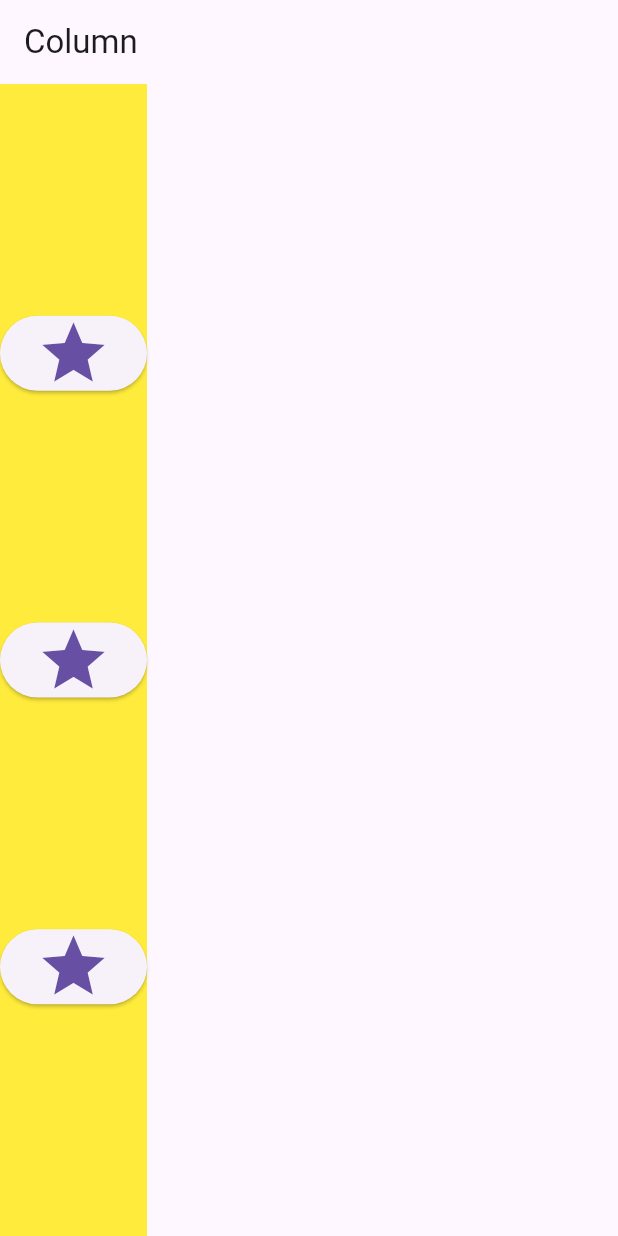
After one commit to sachi-tmg/blogger_app, a Flutter app: the screen it shows after launch, on a phone screen of 412 x 824 dp. The commit adds this screen. Run offline on Flutter 3.47's test engine with Material 3 defaults, Android fonts, the phone set to English and light mode, and no system bars.

Commit message:
classDec1

```diff
--- a/lib/app.dart
+++ b/lib/app.dart
@@ -1,4 +1,5 @@
 import 'package:blogger_app/view/arithmetic_view.dart';
+import 'package:blogger_app/view/column_view.dart';
 import 'package:blogger_app/view/first_view.dart';
 import 'package:flutter/material.dart';
 
@@ -10,7 +11,7 @@ class MyApp extends StatelessWidget {
     return const MaterialApp(
       debugShowCheckedModeBanner: false,
       // home: FirstView(),
-      home: ArithmeticView(),
+      home: ColumnView(),
     );
   }
 }
--- /dev/null
+++ b/lib/view/column_view.dart
@@ -0,0 +1,34 @@
+import 'package:flutter/material.dart';
+
+class ColumnView extends StatelessWidget {
+  const ColumnView({super.key});
+
+  @override
+  Widget build(BuildContext context) {
+    return Scaffold(
+      appBar: AppBar(
+        title: const Text('Column'),
+      ),
+      body: Container(
+        color: Colors.yellow,
+        child: Column(
+          mainAxisAlignment: MainAxisAlignment.spaceEvenly,
+          children: [
+            ElevatedButton(
+              onPressed: () {},
+              child: const Icon(Icons.star, size: 50),
+            ),
+            ElevatedButton(
+              onPressed: () {},
+              child: const Icon(Icons.star, size: 50),
+            ),
+            ElevatedButton(
+              onPressed: () {},
+              child: const Icon(Icons.star, size: 50),
+            ),
+          ],
+        ),
+      ),
+    );
+  }
+}
```
Also changed, not shown: lib/view/rich_text_view.dart (added, +35 -0 lines).
